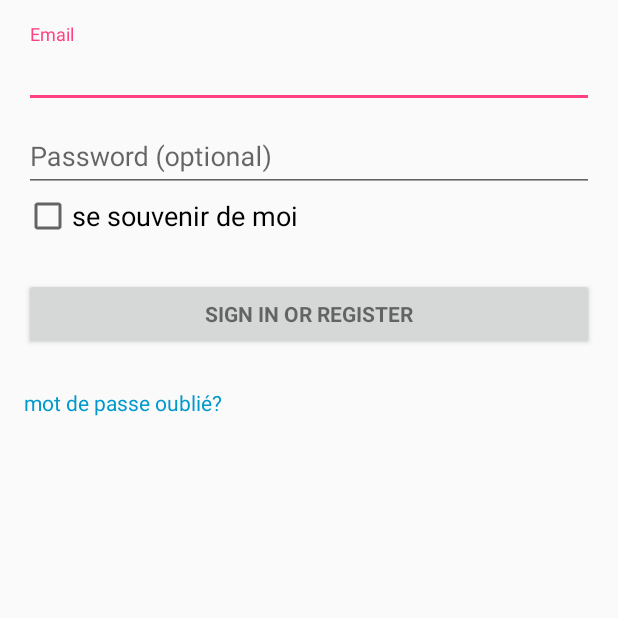
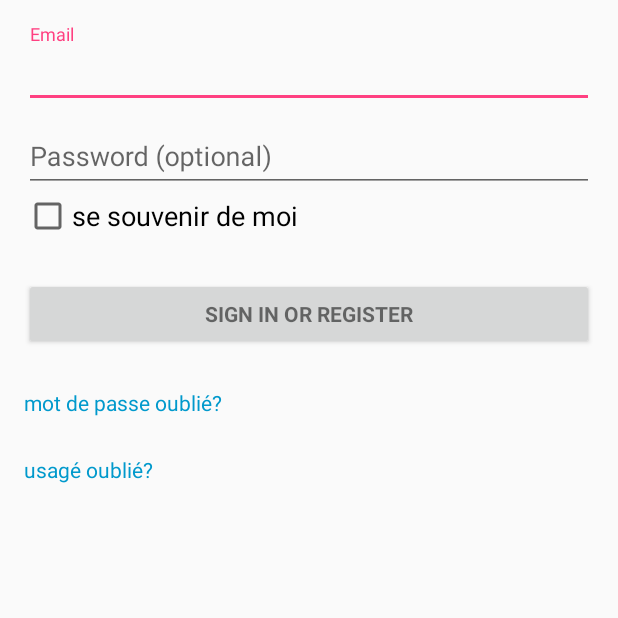
Before and after one commit to dlalancette/PortailUQAC, an Android app: the LoginActivity screen opened directly, with no data from a screen before it, on a phone screen of 412 x 824 dp, the top half of it. Run offline under Robolectric (Android 15) with nearby library versions, the phone set to English and light mode, and no system bars; 2 statements that could not run were skipped.

Commit message:
ajout login

```diff
--- a/Mobile/UQACApp/app/src/main/res/layout/activity_login.xml
+++ b/Mobile/UQACApp/app/src/main/res/layout/activity_login.xml
@@ -43,7 +43,8 @@
                     android:hint="@string/prompt_email"
                     android:inputType="textEmailAddress"
                     android:maxLines="1"
-                    android:singleLine="true" />
+                    android:singleLine="true"
+                    android:autoText="false" />
 
             </android.support.design.widget.TextInputLayout>
 
@@ -90,7 +91,17 @@
                 android:layout_height="wrap_content"
                 android:id="@+id/textView5"
                 android:layout_marginTop="25dp"
-                android:textColor="@android:color/holo_blue_dark" />
+                android:textColor="@android:color/holo_blue_dark"
+                android:autoLink="web" />
+
+            <TextView
+                android:text="usagé oublié?"
+                android:layout_width="match_parent"
+                android:layout_height="wrap_content"
+                android:id="@+id/textView6"
+                android:textColor="@android:color/holo_blue_dark"
+                android:layout_marginTop="25dp"
+                android:autoLink="web" />
 
         </LinearLayout>
     </ScrollView>
```
